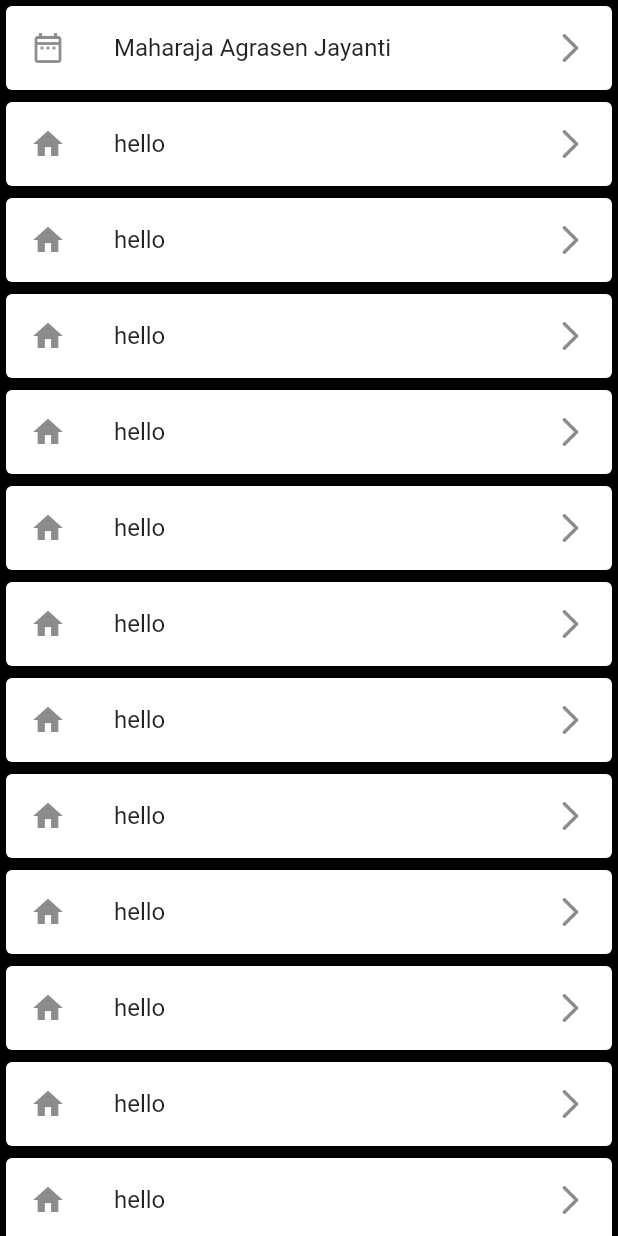
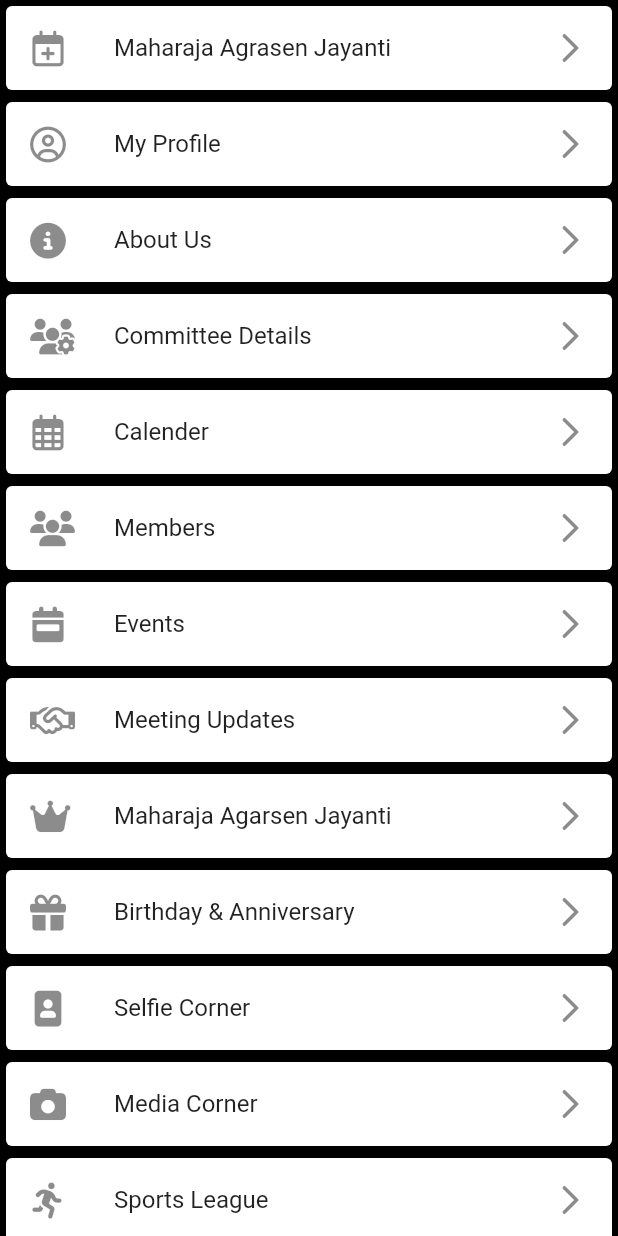
Before and after one commit to Abhishek84017/my_flutter_project, a Flutter app: the More screen opened directly, on a phone screen of 412 x 824 dp. Run offline on Flutter 3.47's test engine with Material 2 defaults, Android fonts, the light colour scheme and no system bars; our stand-ins replace carousel_slider, flutter_screenutil, font_awesome_flutter.

Commit message:
Add files via upload

```diff
--- a/lib/constants/palette.dart
+++ b/lib/constants/palette.dart
@@ -1,6 +1,4 @@
-
 import 'package:flutter/material.dart';
-
 // Applications Palette
 class Palette {
   // Primary color swatches
@@ -18,8 +16,7 @@
   };
 
   // Primary color
-  static const MaterialColor primaryColor =
-  MaterialColor(0xFFF7CA3E, primaryColorSwatch);
+  static const MaterialColor primaryColor = MaterialColor(0xFFF7CA3E, primaryColorSwatch);
 
   // Input background color
   static const Color signinmember = const Color(0xFFF0233ad);
--- a/lib/contact.dart
+++ b/lib/contact.dart
@@ -56,7 +56,6 @@
                 itemCount: _constactItemList.length,
                 itemBuilder: (BuildContext context, int index) {
                   var contactItem = _constactItemList[index];
-
                   return Card(
                     child: ListTile(
                       title: Text('${contactItem.title}'),
--- a/lib/more.dart
+++ b/lib/more.dart
@@ -1,106 +1,107 @@
 import 'package:flutter/gestures.dart';
 import 'package:flutter/material.dart';
-
+import 'package:font_awesome_flutter/font_awesome_flutter.dart';
 //ignore: must_be_immutable
 class More extends StatelessWidget {
   var _moreitem = [
     Moreitem(
-      iconleading: Icons.date_range_outlined,
+       iconleading:FontAwesomeIcons.calendarPlus,
       title: 'Maharaja Agrasen Jayanti',
       icontrainel: Icons.arrow_forward_ios_rounded,
     ),
     Moreitem(
-      iconleading: Icons.home,
-      title: 'hello',
+       iconleading:FontAwesomeIcons.userCircle,
+      title: 'My Profile',
       icontrainel: Icons.arrow_forward_ios_rounded,
     ),
     Moreitem(
-      iconleading: Icons.home,
-      title: 'hello',
+       iconleading:FontAwesomeIcons.infoCircle,
+      title: 'About Us',
       icontrainel: Icons.arrow_forward_ios_rounded,
     ),
     Moreitem(
-      iconleading: Icons.home,
-      title: 'hello',
+       iconleading:FontAwesomeIcons.usersCog,
+      title: 'Committee Details',
       icontrainel: Icons.arrow_forward_ios_rounded,
     ),
     Moreitem(
-      iconleading: Icons.home,
-      title: 'hello',
+       iconleading:FontAwesomeIcons.calendarAlt,
+      title: 'Calender',
       icontrainel: Icons.arrow_forward_ios_rounded,
     ),
     Moreitem(
-      iconleading: Icons.home,
-      title: 'hello',
+       iconleading:FontAwesomeIcons.users,
+      title: 'Members',
       icontrainel: Icons.arrow_forward_ios_rounded,
     ),
     Moreitem(
-      iconleading: Icons.home,
-      title: 'hello',
+       iconleading:FontAwesomeIcons.calendarWeek,
+      title: 'Events',
       icontrainel: Icons.arrow_forward_ios_rounded,
     ),
     Moreitem(
-      iconleading: Icons.home,
-      title: 'hello',
+       iconleading:FontAwesomeIcons.handshake,
+      title: 'Meeting Updates',
       icontrainel: Icons.arrow_forward_ios_rounded,
     ),
     Moreitem(
-      iconleading: Icons.home,
-      title: 'hello',
+       iconleading:FontAwesomeIcons.crown,
+      title: 'Maharaja Agarsen Jayanti',
       icontrainel: Icons.arrow_forward_ios_rounded,
     ),
     Moreitem(
-      iconleading: Icons.home,
-      title: 'hello',
+       iconleading:FontAwesomeIcons.gift,
+      title: 'Birthday & Anniversary',
       icontrainel: Icons.arrow_forward_ios_rounded,
     ),
     Moreitem(
-      iconleading: Icons.home,
-      title: 'hello',
+       iconleading:FontAwesomeIcons.portrait,
+      title: 'Selfie Corner',
       icontrainel: Icons.arrow_forward_ios_rounded,
     ),
     Moreitem(
-      iconleading: Icons.home,
-      title: 'hello',
+       iconleading:FontAwesomeIcons.camera,
+      title: 'Media Corner',
       icontrainel: Icons.arrow_forward_ios_rounded,
     ),
     Moreitem(
-      iconleading: Icons.home,
-      title: 'hello',
+       iconleading:FontAwesomeIcons.running,
+      title: 'Sports League',
       icontrainel: Icons.arrow_forward_ios_rounded,
     ),
     Moreitem(
-      iconleading: Icons.home,
-      title: 'hello',
+       iconleading:FontAwesomeIcons.trophy,
+      title: 'Achivements',
       icontrainel: Icons.arrow_forward_ios_rounded,
     ),
     Moreitem(
-      iconleading: Icons.home,
-      title: 'hello',
+       iconleading:FontAwesomeIcons.bell,
+      title: 'Notifications',
       icontrainel: Icons.arrow_forward_ios_rounded,
     ),
     Moreitem(
-      iconleading: Icons.home,
-      title: 'hello',
+       iconleading:FontAwesomeIcons.userMd,
+      title: 'Suggestion',
       icontrainel: Icons.arrow_forward_ios_rounded,
     ),
     Moreitem(
-      iconleading: Icons.home,
-      title: 'hello',
+       iconleading:FontAwesomeIcons.addressBook,
+      title: 'Contact Us',
       icontrainel: Icons.arrow_forward_ios_rounded,
     ),
     Moreitem(
-      iconleading: Icons.home,
-      title: 'hello',
+       iconleading:FontAwesomeIcons.userTie,
+      title: 'Follow Us',
       icontrainel: Icons.arrow_forward_ios_rounded,
     ),
     Moreitem(
-      iconleading: Icons.home,
-      title: 'hello',
+       iconleading:FontAwesomeIcons.key,
+      title: 'Change Password',
       icontrainel: Icons.arrow_forward_ios_rounded,
     ),
     Moreitem(
-      iconleading: Icons.home,
+       iconleading:FontAwesomeIcons.signOutAlt,
+      title: 'LogOut',
       icontrainel: Icons.arrow_forward_ios_rounded,
     ),
   ];
@@ -108,31 +109,22 @@
   Widget build(BuildContext context) {
     return Scaffold(
       backgroundColor: Colors.black,
-      body: SingleChildScrollView(
-        child: Column(
-          children: [
-            ListView.builder(
-                shrinkWrap: true,
-                physics: NeverScrollableScrollPhysics(),
+      body: ListView.builder(
           dragStartBehavior: DragStartBehavior.start,
           itemCount: _moreitem.length,
           itemBuilder: (BuildContext context, int index) {
             var item = _moreitem[index];
             return Card(
               child: ListTile(
-                      leading: Icon(item.iconleading),
+                leading: Icon(item. iconleading,),
                 title: Text('${item.title}'),
                 trailing: Icon(item.icontrainel),
               ),
             );
           }),
-          ],
-        ),
-      ),
     );
   }
 }
-
 class Moreitem {
   final IconData? iconleading;
   final String? title;
```
Also changed, not shown: lib/about.dart (+12 -4 lines), lib/app.dart (+4 -5 lines), lib/home.dart (added, +120 -0 lines), lib/homescreen.dart (+33 -30 lines). Lines whose indentation alone changed are shown as unchanged.
